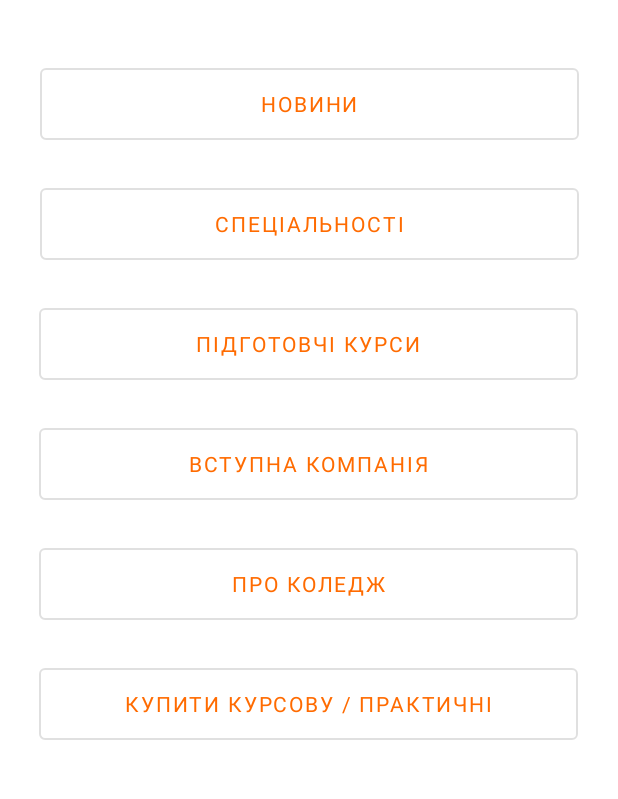
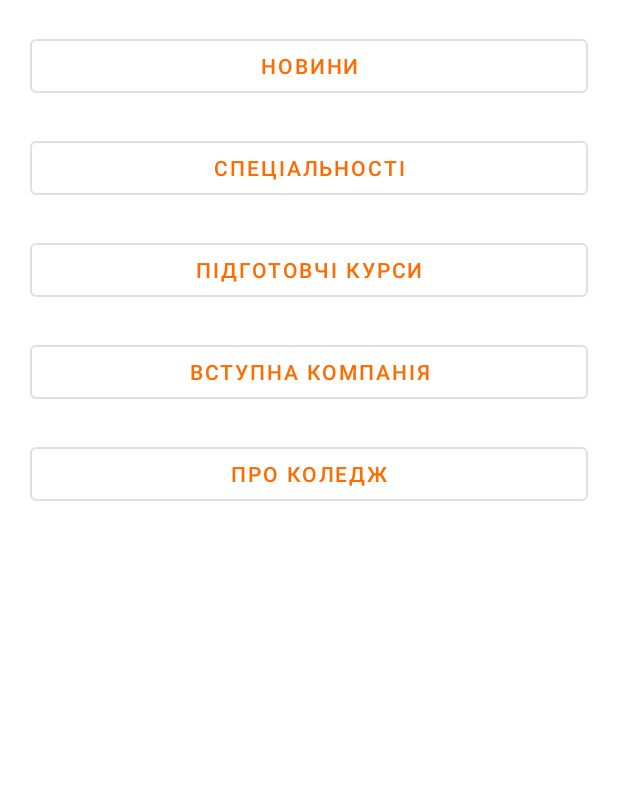
Before and after one commit to FREEGREAT/kpkhub, an Android app: the fragment Home shown on its own in the app's theme, on a phone screen of 412 x 824 dp, the part 215-1014 px from its top. Run offline under Robolectric (Android 15) with nearby library versions, the light colour scheme and no system bars.

Commit message:
stylization project

```diff
--- a/app/src/main/AndroidManifest.xml
+++ b/app/src/main/AndroidManifest.xml
@@ -21,7 +21,6 @@
             </intent-filter>
         </activity>
         <activity android:name=".SpecialtyActivity"></activity>
-        <activity android:name=".VirtuallinkActivity"></activity>
     </application>
 <uses-permission android:name="android.permission.INTERNET"/>
     <uses-permission android:name="android.permission.READ_EXTERNAL_STORAGE"/>
--- /dev/null
+++ b/app/src/main/java/com/example/kpkhub/AboutActivity.kt
@@ -0,0 +1,4 @@
+package com.example.kpkhub
+
+class AboutActivity {
+}
--- a/app/src/main/java/com/example/kpkhub/Home.kt
+++ b/app/src/main/java/com/example/kpkhub/Home.kt
@@ -38,9 +38,17 @@ class Home : Fragment() {
         inflater: LayoutInflater, container: ViewGroup?,
         savedInstanceState: Bundle?
     ): View? {
-        // Inflate the layout for this fragment
         return inflater.inflate(R.layout.fragment_home, container, false)
 
+    }
+
+    override fun onViewCreated(view: View, savedInstanceState: Bundle?) {
+        super.onViewCreated(view, savedInstanceState)
+        val specialty: Button? = view?.findViewById(R.id.specialties)
+        specialty?.setOnClickListener{
+            val intent = Intent(requireActivity(), SpecialtyActivity::class.java)
+            startActivity(intent)
+        }
     }
 
     companion object {
--- /dev/null
+++ b/app/src/main/java/com/example/kpkhub/KompanyActivity.kt
@@ -0,0 +1,4 @@
+package com.example.kpkhub
+
+class KompanyActivity {
+}
--- /dev/null
+++ b/app/src/main/java/com/example/kpkhub/KursyActivity.kt
@@ -0,0 +1,4 @@
+package com.example.kpkhub
+
+class KursyActivity {
+}
--- /dev/null
+++ b/app/src/main/java/com/example/kpkhub/NewsActivity.kt
@@ -0,0 +1,4 @@
+package com.example.kpkhub
+
+class NewsActivity {
+}
--- a/app/src/main/res/layout/fragment_home.xml
+++ b/app/src/main/res/layout/fragment_home.xml
@@ -1,17 +1,11 @@
 <?xml version="1.0" encoding="utf-8"?>
-<FrameLayout xmlns:android="http://schemas.android.com/apk/res/android"
+    <androidx.constraintlayout.widget.ConstraintLayout xmlns:android="http://schemas.android.com/apk/res/android"
         xmlns:app="http://schemas.android.com/apk/res-auto"
         xmlns:tools="http://schemas.android.com/tools"
-    android:layout_width="match_parent"
-
-    android:layout_height="match_parent"
-    android:orientation="vertical"
-    tools:context=".Home">
-
-    <androidx.constraintlayout.widget.ConstraintLayout
         android:id="@+id/start_frame"
         android:layout_width="match_parent"
-        android:layout_height="match_parent">
+        android:layout_height="match_parent"
+        tools:context=".Home">
 
         <ImageView
             android:id="@+id/logo"
@@ -27,33 +21,20 @@
 
     <Button
         android:id="@+id/news"
-            style="@style/Widget.MaterialComponents.Button.OutlinedButton"
-            android:layout_width="359dp"
-            android:layout_height="60dp"
-            android:layout_marginStart="26dp"
-            android:layout_marginTop="39dp"
-            android:layout_marginEnd="26dp"
-            android:fontFamily="Roboto"
-            android:foreground="?attr/selectableItemBackground"
-            android:lineHeight="28sp"
+        style="@style/Button"
         android:text="Новини"
         android:textColor="#FF6B00"
         app:layout_constraintEnd_toEndOf="parent"
+        app:layout_constraintHorizontal_bias="0.6"
         app:layout_constraintStart_toStartOf="parent"
         app:layout_constraintTop_toBottomOf="@+id/logo" />
 
     <Button
             android:id="@+id/specialties"
-            style="@style/Widget.MaterialComponents.Button.OutlinedButton"
-            android:layout_width="359dp"
-            android:layout_height="60dp"
-            android:layout_marginStart="26dp"
-            android:layout_marginTop="20dp"
-            android:layout_marginEnd="26dp"
-            android:fontFamily="Roboto"
-            android:lineHeight="28sp"
+            style="@style/Button"
             android:text="Спеціальності"
             android:textColor="#FF6B00"
+            android:layout_marginTop="20dp"
             app:layout_constraintEnd_toEndOf="parent"
             app:layout_constraintStart_toStartOf="parent"
             app:layout_constraintTop_toBottomOf="@+id/news"
@@ -61,14 +42,7 @@
 
         <Button
             android:id="@+id/courses"
-            style="@style/Widget.MaterialComponents.Button.OutlinedButton"
-            android:layout_width="359dp"
-            android:layout_height="60dp"
-            android:layout_marginStart="26dp"
-            android:layout_marginTop="20dp"
-            android:layout_marginEnd="26dp"
-            android:fontFamily="Roboto"
-            android:lineHeight="28sp"
+            style="@style/Button"
             android:text="Підготовчі курси"
             android:textColor="#FF6B00"
             app:layout_constraintEnd_toEndOf="parent"
@@ -78,14 +52,7 @@
 
         <Button
             android:id="@+id/intro"
-            style="@style/Widget.MaterialComponents.Button.OutlinedButton"
-            android:layout_width="359dp"
-            android:layout_height="60dp"
-            android:layout_marginStart="26dp"
-            android:layout_marginTop="20dp"
-            android:layout_marginEnd="26dp"
-            android:fontFamily="Roboto"
-            android:lineHeight="28sp"
+            style="@style/Button"
             android:text="Вступна компанія"
             android:textColor="#FF6B00"
             app:layout_constraintEnd_toEndOf="parent"
@@ -95,14 +62,7 @@
 
         <Button
             android:id="@+id/about"
-            style="@style/Widget.MaterialComponents.Button.OutlinedButton"
-            android:layout_width="359dp"
-            android:layout_height="60dp"
-            android:layout_marginStart="26dp"
-            android:layout_marginTop="20dp"
-            android:layout_marginEnd="26dp"
-            android:fontFamily="Roboto"
-            android:lineHeight="28sp"
+            style="@style/Button"
             android:text="Про коледж"
             android:textColor="#FF6B00"
             app:layout_constraintEnd_toEndOf="parent"
@@ -110,22 +70,14 @@
             app:layout_constraintStart_toStartOf="parent"
             app:layout_constraintTop_toBottomOf="@+id/intro" />
 
-        <Button
-            android:id="@+id/buy"
-            style="@style/Widget.MaterialComponents.Button.OutlinedButton"
-            android:layout_width="359dp"
-            android:layout_height="60dp"
-            android:layout_marginStart="26dp"
-            android:layout_marginTop="20dp"
-            android:layout_marginEnd="26dp"
-            android:fontFamily="Roboto"
-            android:lineHeight="28sp"
-            android:text="Купити курсову / практичні"
-            android:textColor="#FF6B00"
-            app:layout_constraintEnd_toEndOf="parent"
-            app:layout_constraintHorizontal_bias="0.0"
-            app:layout_constraintStart_toStartOf="parent"
-            app:layout_constraintTop_toBottomOf="@+id/about" />
+<!--        <Button-->
+<!--            android:id="@+id/buy"-->
+<!--            style="@style/Button"-->
+<!--            android:text="Купити курсову / практичні"-->
+<!--            android:textColor="#FF6B00"-->
+<!--            app:layout_constraintEnd_toEndOf="parent"-->
+<!--            app:layout_constraintHorizontal_bias="0.0"-->
+<!--            app:layout_constraintStart_toStartOf="parent"-->
+<!--            app:layout_constraintTop_toBottomOf="@+id/about" />-->
 
     </androidx.constraintlayout.widget.ConstraintLayout>
-</FrameLayout>
--- a/app/src/main/res/layout/fragment_virtual_link.xml
+++ b/app/src/main/res/layout/fragment_virtual_link.xml
@@ -8,6 +8,6 @@
     <WebView
         android:id="@+id/wb_webView"
         android:layout_width="match_parent"
-        android:layout_height="match_parent"/>
+        android:layout_height="match_parent" />
 
 </FrameLayout>
--- /dev/null
+++ b/app/src/main/res/values/style.xml
@@ -0,0 +1,9 @@
+<?xml version="1.0" encoding="utf-8"?>
+<resources>
+    <style name="Button" parent="Widget.MaterialComponents.Button.OutlinedButton">
+        <item name="android:foreground">?attr/selectableItemBackground</item>
+        <item name="android:layout_margin">20dp</item>
+        <item name="android:layout_width">match_parent</item>
+        <item name="android:layout_height">wrap_content</item>
+    </style>
+</resources>
```
Also changed, not shown: app/src/main/java/com/example/kpkhub/HomeActivity.kt (deleted, +0 -12 lines), app/src/main/java/com/example/kpkhub/MainActivity.kt (+1 -9 lines), app/src/main/java/com/example/kpkhub/SSLTolerentWebViewClient.java (added, +15 -0 lines), app/src/main/java/com/example/kpkhub/VirtualLink.kt (+23 -7 lines), app/src/main/java/com/example/kpkhub/VirtuallinkActivity.kt (deleted, +0 -28 lines). Lines whose indentation alone changed are shown as unchanged.
